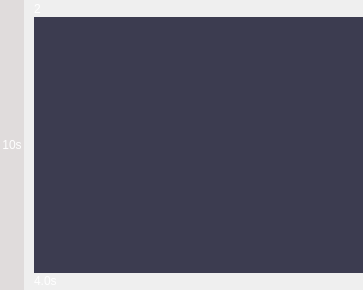
Before: the Qt Designer form src/narrative/SlideScrollItem.ui in IDREsandbox/vsim, drawn with Qt 5.
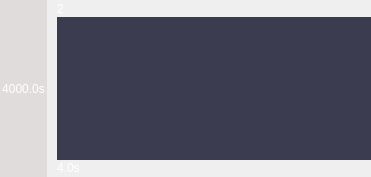
After: the same form once the commit is applied.

Diff of the .ui file:
```diff
--- a/src/narrative/SlideScrollItem.ui
+++ b/src/narrative/SlideScrollItem.ui
@@ -6,8 +6,8 @@
    <rect>
     <x>0</x>
     <y>0</y>
-    <width>363</width>
-    <height>290</height>
+    <width>371</width>
+    <height>177</height>
    </rect>
   </property>
   <property name="windowTitle">
@@ -60,7 +60,7 @@
          <number>1</number>
         </property>
         <property name="text">
-         <string>10s</string>
+         <string>4000.0s</string>
         </property>
         <property name="alignment">
          <set>Qt::AlignCenter</set>
```
